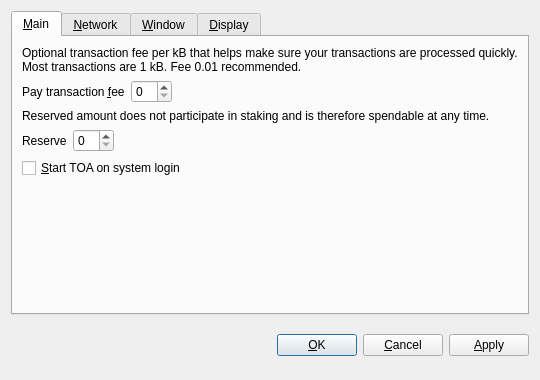
First picture: the form in src/qt/forms/optionsdialog.ui, repository toacoin/TOA, before the edit.
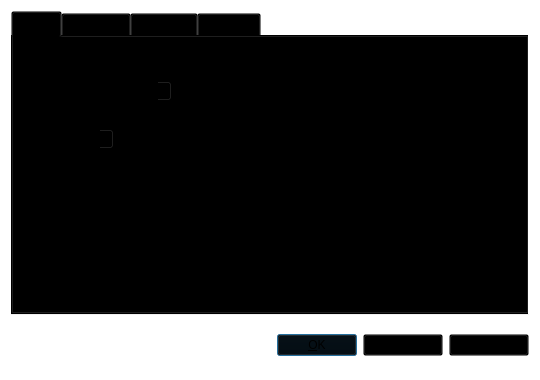
Second picture: the form after the edit. Icons and pictures are not drawn. Custom widgets are drawn as their Qt base class.

```diff
--- a/src/qt/forms/optionsdialog.ui
+++ b/src/qt/forms/optionsdialog.ui
@@ -14,7 +14,7 @@
    <string>Options</string>
   </property>
   <property name="styleSheet">
-   <string notr="true">background-image: url(:/images/2s);</string>
+   <string notr="true">background: transparent;</string>
   </property>
   <property name="modal">
    <bool>true</bool>
```
